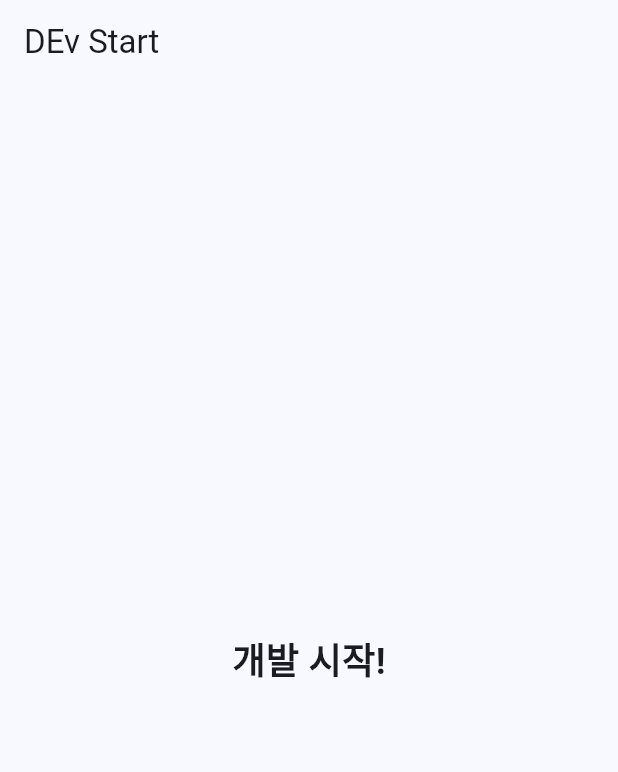
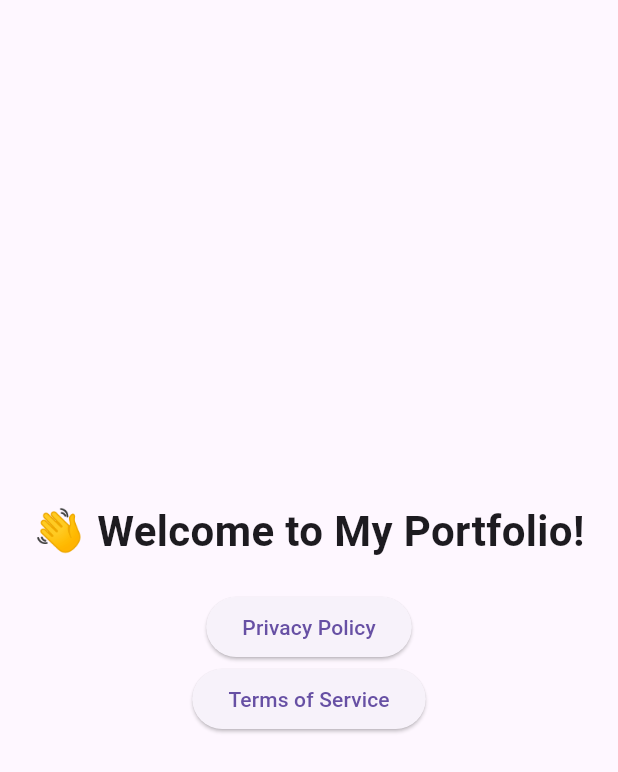
Before and after one commit to Nightswish/AboutFlutter, a Flutter app: the screen it shows after launch, on a phone screen of 412 x 824 dp. Shown: the top 772 px of the screen. Run offline on Flutter 3.47's test engine with Material 3 defaults, Android fonts, the light colour scheme and no system bars; our stand-ins replace go_router, google_fonts; Roboto replaces fonts that are missing (Pretendard).

Commit message:
기본 페이지 설정

```diff
--- a/portfolio/lib/main.dart
+++ b/portfolio/lib/main.dart
@@ -1,128 +1,231 @@
 import 'package:flutter/material.dart';
-import 'package:flutter/foundation.dart';
-import 'package:flutter_riverpod/flutter_riverpod.dart';
+import 'package:go_router/go_router.dart';
+import 'package:google_fonts/google_fonts.dart';
+// import 'package:flutter/foundation.dart';
+// import 'package:flutter_riverpod/flutter_riverpod.dart';
+
 // 애플리케이션의 진입점 및 초기 설정
 void main() {
-  // Flutter 바인딩 보장 (앱 실행 전 초기화)
-  WidgetsFlutterBinding.ensureInitialized();
-  // 전역 에러 핸들러 설정
-  ErrorWidget.builder = (FlutterErrorDetails details) {
-    // 개발 모드에서는 기본 에러 위젯, 프로덕션에서는 사용자 친화적 에러 화면
-    return Material(
-      child: Container(
-        color: Colors.white,
-        child: Center(
-          child: Column(
-            mainAxisAlignment: MainAxisAlignment.center,
-            children: [
-              const Icon(
-                Icons.error_outline,
-                color: Colors.red,
-                size: 100,
-              ),
-              const SizedBox(height: 20),
-              Text(
-                kDebugMode
-                  ? '개발 중 오류 발생: ${details.exception}'
-                  : '죄송합니다. 예상치 못한 오류가 발생했습니다.',
-                style: const TextStyle(
-                  color: Colors.black,
-                  fontSize: 16,
-                ),
-                textAlign: TextAlign.center,
-              ),
-            ],
-          ),
-        ),
-      ),
-    );
-  };
+  // // Flutter 바인딩 보장 (앱 실행 전 초기화)
+  // WidgetsFlutterBinding.ensureInitialized();
+  // // 전역 에러 핸들러 설정
+  // ErrorWidget.builder = (FlutterErrorDetails details) {
+  //   // 개발 모드에서는 기본 에러 위젯, 프로덕션에서는 사용자 친화적 에러 화면
+  //   return Material(
+  //     child: Container(
+  //       color: Colors.white,
+  //       child: Center(
+  //         child: Column(
+  //           mainAxisAlignment: MainAxisAlignment.center,
+  //           children: [
+  //             const Icon(
+  //               Icons.error_outline,
+  //               color: Colors.red,
+  //               size: 100,
+  //             ),
+  //             const SizedBox(height: 20),
+  //             Text(
+  //               kDebugMode
+  //                 ? '개발 중 오류 발생: ${details.exception}'
+  //                 : '죄송합니다. 예상치 못한 오류가 발생했습니다.',
+  //               style: const TextStyle(
+  //                 color: Colors.black,
+  //                 fontSize: 16,
+  //               ),
+  //               textAlign: TextAlign.center,
+  //             ),
+  //           ],
+  //         ),
+  //       ),
+  //     ),
+  //   );
+  // };
 
-  // Riverpod의 ProviderScope로 앱 래핑
-  // - 의존성 주입 및 상태 관리를 위한 기본 설정
+
   runApp(
-    const ProviderScope(
-      child: MyApp(),
-    ),
+    const PortfolioApp()
+    // Riverpod의 ProviderScope로 앱 래핑
+  // // - 의존성 주입 및 상태 관리를 위한 기본 설정
+  //   const ProviderScope(
+  //     child: MyApp(),
+  //   ),
   );
 }
 
-// 애플리케이션의 루트 위젯
-class MyApp extends StatelessWidget {
-  const MyApp({super.key});
+class PortfolioApp extends StatelessWidget {
+  // 생성자. super.key는 위젯 고유 식별자 같은 것
+  const PortfolioApp({super.key});
 
-  // This widget is the root of your application.
   @override
   Widget build(BuildContext context) {
-    return MaterialApp(
-      // 앱 기본 설정
-      title: 'Flutter Demo',
-      // 디버그 배너 제거
+    // build 메서드는 이 위젯이 화면에 어떻게 그려질지를 정의함.
+    // context는 위젯 트리의 위치 정보를 담고 있음.
+
+    // ✨ GoRouter 설정 ✨
+    // 앱 내에서 어떤 경로(URL)로 접속했을 때 어떤 화면을 보여줄지 정의하는 부분
+    final router = GoRouter(
+      routes: [ // 앱의 모든 경로들 정의
+        GoRoute( // 개별 경로 정의
+          path: '/', // 루트 경로 ('/'는 앱의 첫 화면을 의미)
+          builder: (context, state) => const HomePage(), // 이 경로로 가면 HomePage 위젯을 보여줌
+        ),
+        GoRoute(
+          path: '/privacy', // '/privacy' 경로로 가면
+          builder: (context, state) => const PrivacyPolicyPage(), // PrivacyPolicyPage를 보여줌
+        ),
+        GoRoute(
+          path: '/terms', // '/terms' 경로로 가면
+          builder: (context, state) => const TermsPage(), // TermsPage를 보여줌
+        ),
+      ],
+      // 이 외에도 에러 페이지, 리다이렉트 등 다양한 GoRouter 설정이 가능
+    );
+
+    // ✨ MaterialApp.router 위젯 ✨
+    // 플러터 앱의 가장 기본이 되는 위젯 중 하나
+    // .router를 붙인 건 GoRouter와 같은 라우팅 라이브러리를 사용할 때 쓰는 방식
+    return MaterialApp.router(
       debugShowCheckedModeBanner: false,
-      // 기본 테마 설정 (임시)
-      theme: ThemeData(
-        // This is the theme of your application.
-        //
-        // TRY THIS: Try running your application with "flutter run". You'll see
-        // the application has a purple toolbar. Then, without quitting the app,
-        // try changing the seedColor in the colorScheme below to Colors.green
-        // and then invoke "hot reload" (save your changes or press the "hot
-        // reload" button in a Flutter-supported IDE, or press "r" if you used
-        // the command line to start the app).
-        //
-        // Notice that the counter didn't reset back to zero; the application
-        // state is not lost during the reload. To reset the state, use hot
-        // restart instead.
-        //
-        // This works for code too, not just values: Most code changes can be
-        // tested with just a hot reload.
-        // 기본 색상 스키마
-        colorScheme: ColorScheme.fromSeed(
-          seedColor: Colors.blue,
-          brightness: Brightness.light,
-        ),
-        // 머티리얼 디자인 3 활성화
-        useMaterial3: true,
+      title: 'My Portfolio', // 앱 작업 관리자(Alt+Tab)나 웹 브라우저 탭에 표시될 앱의 이름
+      theme: ThemeData( // 앱의 전체적인 디자인 테마를 설정
+        primarySwatch: Colors.indigo, // 앱의 주요 색상을 인디고 계열로 설정. (버튼, 앱바 등에 기본 적용됨)
+        fontFamily: 'Pretendard', // 앱 전체의 기본 글꼴
+                                 // (이 글꼴을 사용하려면 pubspec.yaml에 폰트 에셋을 추가하고 설정해야 함!)
       ),
-      // 다크 테마 (선택적)
-      darkTheme: ThemeData(
-        colorScheme: ColorScheme.fromSeed(
-          seedColor: Colors.blue,
-          brightness: Brightness.dark,
-        ),
-        useMaterial3: true,
-      ),
-      // 테마 모드 (라이트 모드)
-      themeMode: ThemeMode.light,
-      // 초기 홈 페이지
-      home: const HomeScreen(),
-      // home: const MyHomePage(title: 'Flutter Demo Home Page'),
+      routerConfig: router, // 위에서 정의한 GoRouter 설정을 연결함
     );
   }
 }
 
-// 임시 홈
-class HomeScreen extends StatelessWidget {
-  const HomeScreen({Key? key}) : super(key: key);
+class HomePage extends StatelessWidget {
+  const HomePage({super.key}); // 상태 변화 X
 
   @override
   Widget build(BuildContext context) {
+    // Scaffold는 앱의 기본적인 시각 구조(앱바, 본문, 하단바 등)를 제공하는 위젯
     return Scaffold(
-      appBar: AppBar(
-        title: const Text('DEv Start'),
-      ),
-      body: const Center(
-        child: Text(
-          '개발 시작!',
-          style: TextStyle(
-            fontSize: 24,
-            fontWeight: FontWeight.bold,
-          ),
+      body: Center( // 본문 내용을 화면 중앙에 배치
+        child: Column( // 위젯들을 세로로 쌓을 때 쓰는 위젯
+          mainAxisAlignment: MainAxisAlignment.center, // 세로축으로 위젯들을 중앙 정렬
+          children: [ // Column 안에 들어갈 위젯 목록
+            const Text( // 그냥 텍스트를 보여주는 위젯
+              '👋 Welcome to My Portfolio!',
+              style: TextStyle(fontSize: 28, fontWeight: FontWeight.bold), // 글자 스타일 설정
+            ),
+            const SizedBox(height: 20), // 간격 조절용
+            ElevatedButton( // 약간 튀어나온 느낌의 버튼 위젯
+              onPressed: () => context.go('/privacy'),  // context.go는 GoRouter가 제공하는 화면 이동 함수
+              child: const Text('Privacy Policy'), // 버튼 위에 표시될 텍스트
+            ),
+            ElevatedButton(
+              onPressed: () => context.go('/terms'), // 버튼을 누르면 '/terms' 경로로 이동
+              child: const Text('Terms of Service'),
+            ),
+          ],
         ),
       ),
     );
   }
 }
+
+class PrivacyPolicyPage extends StatelessWidget {
+  const PrivacyPolicyPage({super.key});
+
+  @override
+  Widget build(BuildContext context) {
+    return const Scaffold(
+      body: Center(child: Text('Privacy Policy Page')), // 화면 중앙에 'Privacy Policy Page' 텍스트를 보여줌
+    );
+  }
+}
+
+class TermsPage extends StatelessWidget {
+  const TermsPage({super.key});
+
+  @override
+  Widget build(BuildContext context) {
+    return const Scaffold(
+      body: Center(child: Text('Terms of Service Page')),
+    );
+  }
+}
+
+// 애플리케이션의 루트 위젯
+// class MyApp extends StatelessWidget {
+//   const MyApp({super.key});
+
+//   // This widget is the root of your application.
+//   @override
+//   Widget build(BuildContext context) {
+//     return MaterialApp(
+//       // 앱 기본 설정
+//       title: 'Flutter Demo',
+//       // 디버그 배너 제거
+//       debugShowCheckedModeBanner: false,
+//       // 기본 테마 설정 (임시)
+//       theme: ThemeData(
+//         // This is the theme of your application.
+//         //
+//         // TRY THIS: Try running your application with "flutter run". You'll see
+//         // the application has a purple toolbar. Then, without quitting the app,
+//         // try changing the seedColor in the colorScheme below to Colors.green
+//         // and then invoke "hot reload" (save your changes or press the "hot
+//         // reload" button in a Flutter-supported IDE, or press "r" if you used
+//         // the command line to start the app).
+//         //
+//         // Notice that the counter didn't reset back to zero; the application
+//         // state is not lost during the reload. To reset the state, use hot
+//         // restart instead.
+//         //
+//         // This works for code too, not just values: Most code changes can be
+//         // tested with just a hot reload.
+//         // 기본 색상 스키마
+//         colorScheme: ColorScheme.fromSeed(
+//           seedColor: Colors.blue,
+//           brightness: Brightness.light,
+//         ),
+//         // 머티리얼 디자인 3 활성화
+//         useMaterial3: true,
+//       ),
+//       // 다크 테마 (선택적)
+//       darkTheme: ThemeData(
+//         colorScheme: ColorScheme.fromSeed(
+//           seedColor: Colors.blue,
+//           brightness: Brightness.dark,
+//         ),
+//         useMaterial3: true,
+//       ),
+//       // 테마 모드 (라이트 모드)
+//       themeMode: ThemeMode.light,
+//       // 초기 홈 페이지
+//       home: const HomeScreen(),
+//       // home: const MyHomePage(title: 'Flutter Demo Home Page'),
+//     );
+//   }
+// }
+
+// // 임시 홈
+// class HomeScreen extends StatelessWidget {
+//   const HomeScreen({Key? key}) : super(key: key);
+
+//   @override
+//   Widget build(BuildContext context) {
+//     return Scaffold(
+//       appBar: AppBar(
+//         title: const Text('DEv Start'),
+//       ),
+//       body: const Center(
+//         child: Text(
+//           '개발 시작!',
+//           style: TextStyle(
+//             fontSize: 24,
+//             fontWeight: FontWeight.bold,
+//           ),
+//         ),
+//       ),
+//     );
+//   }
+// }
 
 // class MyHomePage extends StatefulWidget {
 //   const MyHomePage({super.key, required this.title});
```
Also changed, not shown: portfolio/lib/core/utils/logger.dart (+115 -115 lines), portfolio/pubspec.yaml (+11 -5 lines), portfolio/pubspec.lock, 1 other file.
